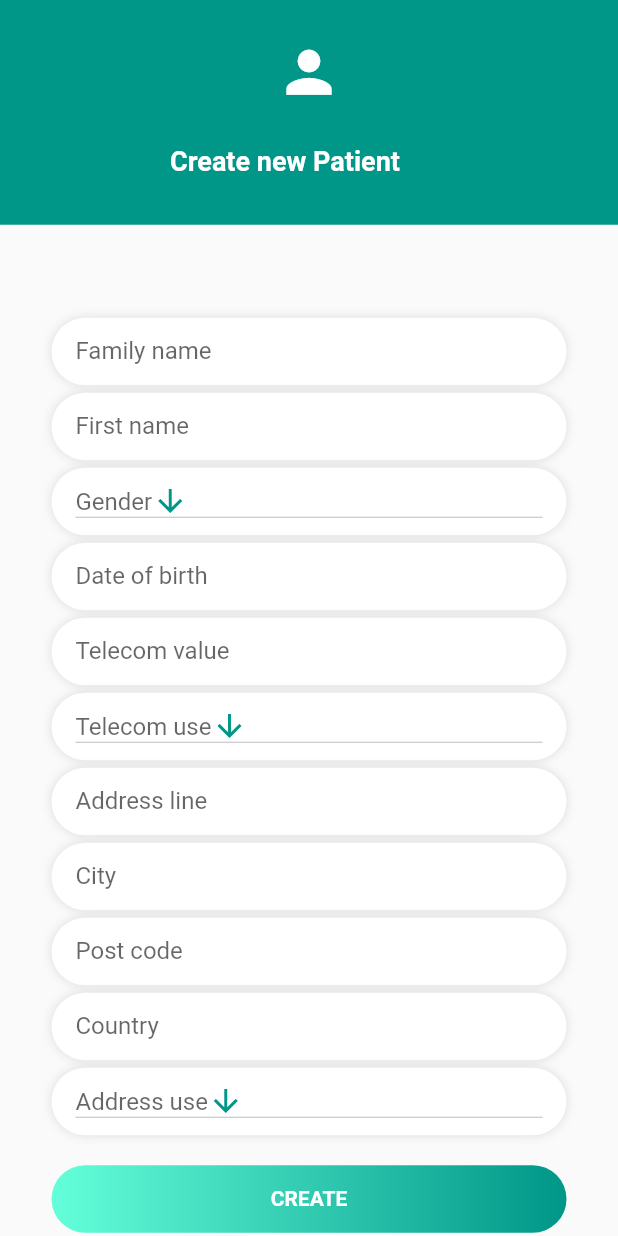
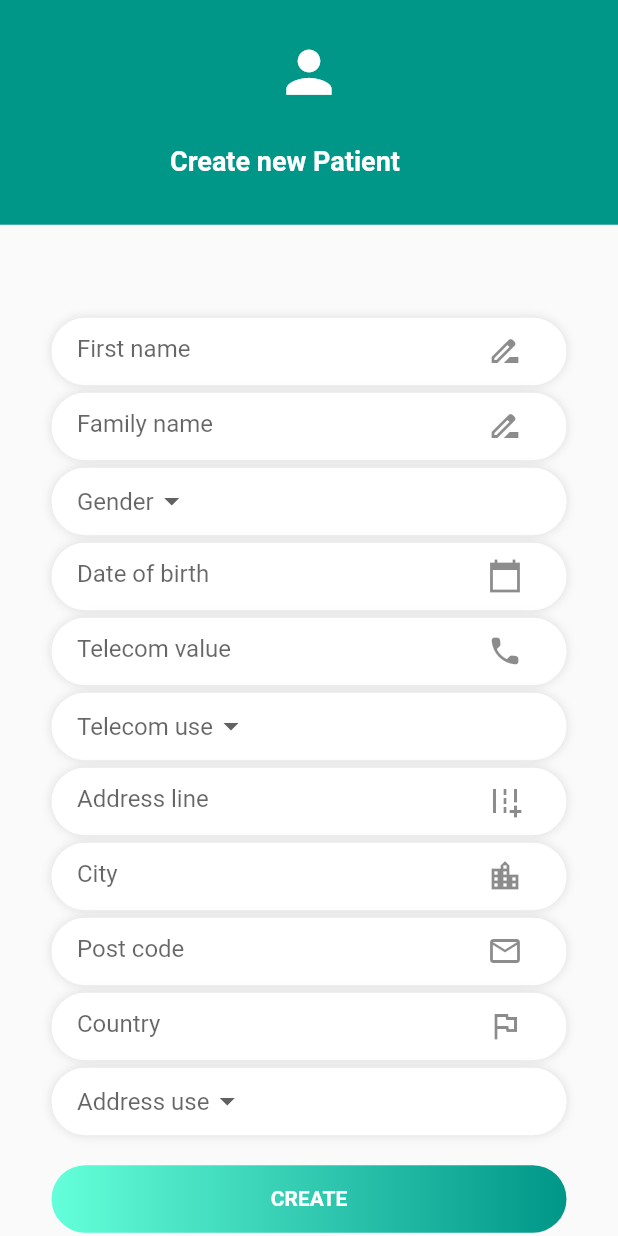
Before and after one commit to emanuelemusto/flutter_webApp, a Flutter app: the SignupPage screen opened directly, on a phone screen of 412 x 824 dp. Run offline on Flutter 3.47's test engine with Material 2 defaults, Android fonts, the phone set to English and light mode, and no system bars; drawn by our look-alikes of datetime_picker_formfield; network calls fail.

Commit message:
add client controll on patient form

```diff
--- a/lib/medicview/createPatient.dart
+++ b/lib/medicview/createPatient.dart
@@ -6,6 +6,8 @@ import 'package:flutter/material.dart';
 import 'package:http/http.dart' as http;
 import 'package:flutter/material.dart';
 import 'package:flutter/services.dart';
+import 'package:intl/intl.dart';
+import 'package:datetime_picker_formfield/datetime_picker_formfield.dart';
 
 export 'createPatient.dart';
 
@@ -27,6 +29,19 @@ class _SignupPageState extends State<SignupPage> {
   TextEditingController postCodeController = TextEditingController();
   TextEditingController countryController = TextEditingController();
   String addressUse;
+
+  final format = DateFormat("dd/MM/yyyy");
+  bool _validate = false;
+  bool _validate2 = false;
+  bool _validate3 = false;
+  bool _validate4 = false;
+  bool _validate5 = false;
+  bool _validate6 = false;
+  bool _validate7 = false;
+  bool _validate8 = false;
+  bool _validate9 = false;
+  bool _validate10 = false;
+  bool _validate11 = false;
 
   Future<http.Response> createPatient() {
     return http.post(
@@ -125,6 +140,40 @@ class _SignupPageState extends State<SignupPage> {
                         top: 4,left: 16, right: 16, bottom: 4
                     ),
                     decoration: BoxDecoration(
+
+                        border: Border.all(color: _validate ? Colors.red : Colors.white),
+                        borderRadius: BorderRadius.all(
+                            Radius.circular(50)
+                        ),
+
+                        color: Colors.white,
+                        boxShadow: [
+                          BoxShadow(
+                              color: Colors.black12,
+                              blurRadius: 5
+                          )
+                        ]
+                    ),
+                    child: TextField(
+                      controller: firstnameController,
+                      decoration: InputDecoration(
+                        suffixIcon: Icon(Icons.drive_file_rename_outline),
+                        border: InputBorder.none,
+                        hintText: 'First name',
+                      ),
+                    ),
+                  ),
+                  SizedBox(
+                    height: 5,
+                  ),
+                  Container(
+                    width: MediaQuery.of(context).size.width/1.2,
+                    height: 45,
+                    padding: EdgeInsets.only(
+                        top: 4,left: 16, right: 16, bottom: 4
+                    ),
+                    decoration: BoxDecoration(
+                        border: Border.all(color: _validate2 ? Colors.red : Colors.white),
                         borderRadius: BorderRadius.all(
                             Radius.circular(50)
                         ),
@@ -139,6 +188,7 @@ class _SignupPageState extends State<SignupPage> {
                     child: TextField(
                       controller: familynameController,
                       decoration: InputDecoration(
+                        suffixIcon: Icon(Icons.drive_file_rename_outline),
                         border: InputBorder.none,
                         hintText: 'Family name',
                       ),
@@ -147,35 +197,7 @@ class _SignupPageState extends State<SignupPage> {
                   SizedBox(
                     height: 5,
                   ),
-                  Container(
-                    width: MediaQuery.of(context).size.width/1.2,
-                    height: 45,
-                    padding: EdgeInsets.only(
-                        top: 4,left: 16, right: 16, bottom: 4
-                    ),
-                    decoration: BoxDecoration(
-                        borderRadius: BorderRadius.all(
-                            Radius.circular(50)
-                        ),
-                        color: Colors.white,
-                        boxShadow: [
-                          BoxShadow(
-                              color: Colors.black12,
-                              blurRadius: 5
-                          )
-                        ]
-                    ),
-                    child: TextField(
-                      controller: firstnameController,
-                      decoration: InputDecoration(
-                        border: InputBorder.none,
-                        hintText: 'First name',
-                      ),
-                    ),
-                  ),
-                  SizedBox(
-                    height: 5,
-                  ),
+
 
                   Container(
                     width: MediaQuery.of(context).size.width/1.2,
@@ -184,6 +206,7 @@ class _SignupPageState extends State<SignupPage> {
                         top: 4,left: 16, right: 16, bottom: 4
                     ),
                     decoration: BoxDecoration(
+                        border: Border.all(color: _validate3 ? Colors.red : Colors.white),
                         borderRadius: BorderRadius.all(
                             Radius.circular(50)
                         ),
@@ -196,14 +219,20 @@ class _SignupPageState extends State<SignupPage> {
                         ]
                     ),
                     child: DropdownButton<String>(
-                      hint:  Text("Gender"),
+                      hint: Text("Gender"),
+
+                      underline: Container(
+                        height: 0,
+                        color: Colors.tealAccent,
+
+                      ),
                       value: gender,
-                      icon: Align(
+                      /*icon: Align(
                           alignment: Alignment.centerRight,
                           child: Icon(Icons.arrow_downward,
                               size: 24,
-                              color: Colors.teal)),
-
+                              color: Colors.teal)
+                      ),*/
                       onChanged: (String newValue) {
                         setState(() {
                           gender = newValue;
@@ -228,7 +257,9 @@ class _SignupPageState extends State<SignupPage> {
                     padding: EdgeInsets.only(
                         top: 4,left: 16, right: 16, bottom: 4
                     ),
+
                     decoration: BoxDecoration(
+                        border: Border.all(color: _validate4 ? Colors.red : Colors.white),
                         borderRadius: BorderRadius.all(
                             Radius.circular(50)
                         ),
@@ -240,12 +271,24 @@ class _SignupPageState extends State<SignupPage> {
                           )
                         ]
                     ),
-                    child: TextField(
+                    child: DateTimeField(
+                      format: format,
                       controller: dateController,
                       decoration: InputDecoration(
                         border: InputBorder.none,
                         hintText: 'Date of birth',
+                        suffixIcon: Icon(Icons.calendar_today_sharp,
+                                size: 24,
+                        ),
                       ),
+
+                      onShowPicker: (context, currentValue) {
+                        return showDatePicker(
+                            context: context,
+                            firstDate: DateTime(1900),
+                            initialDate: currentValue ?? DateTime.now(),
+                            lastDate: DateTime(2100));
+                      },
                     ),
                   ),
                   SizedBox(
@@ -259,6 +302,7 @@ class _SignupPageState extends State<SignupPage> {
                         top: 4,left: 16, right: 16, bottom: 4
                     ),
                     decoration: BoxDecoration(
+                        border: Border.all(color: _validate5 ? Colors.red : Colors.white),
                         borderRadius: BorderRadius.all(
                             Radius.circular(50)
                         ),
@@ -275,6 +319,7 @@ class _SignupPageState extends State<SignupPage> {
                       decoration: InputDecoration(
                         border: InputBorder.none,
                         hintText: 'Telecom value',
+                        suffixIcon: Icon(Icons.phone_rounded),
                       ),
                     ),
                   ),
@@ -288,6 +333,7 @@ class _SignupPageState extends State<SignupPage> {
                         top: 4,left: 16, right: 16, bottom: 4
                     ),
                     decoration: BoxDecoration(
+                        border: Border.all(color: _validate6 ? Colors.red : Colors.white),
                         borderRadius: BorderRadius.all(
                             Radius.circular(50)
                         ),
@@ -302,12 +348,10 @@ class _SignupPageState extends State<SignupPage> {
                     child: DropdownButton<String>(
                       hint:  Text("Telecom use"),
                       value: telecomUse,
-                      icon: Align(
-                          alignment: Alignment.centerRight,
-                          child: Icon(Icons.arrow_downward,
-                              size: 24,
-                              color: Colors.teal)),
-
+                      underline: Container(
+                        height: 0,
+                        color: Colors.tealAccent,
+                      ),
                       onChanged: (String newValue) {
                         setState(() {
                           telecomUse = newValue;
@@ -332,6 +376,7 @@ class _SignupPageState extends State<SignupPage> {
                         top: 4,left: 16, right: 16, bottom: 4
                     ),
                     decoration: BoxDecoration(
+                        border: Border.all(color: _validate7 ? Colors.red : Colors.white),
                         borderRadius: BorderRadius.all(
                             Radius.circular(50)
                         ),
@@ -348,6 +393,7 @@ class _SignupPageState extends State<SignupPage> {
                       decoration: InputDecoration(
                         border: InputBorder.none,
                         hintText: 'Address line',
+                        suffixIcon: Icon(Icons.add_road),
                       ),
                     ),
                   ),
@@ -361,6 +407,7 @@ class _SignupPageState extends State<SignupPage> {
                         top: 4,left: 16, right: 16, bottom: 4
                     ),
                     decoration: BoxDecoration(
+                        border: Border.all(color: _validate8 ? Colors.red : Colors.white),
                         borderRadius: BorderRadius.all(
                             Radius.circular(50)
                         ),
@@ -377,6 +424,7 @@ class _SignupPageState extends State<SignupPage> {
                       decoration: InputDecoration(
                         border: InputBorder.none,
                         hintText: 'City',
+                        suffixIcon: Icon(Icons.location_city_sharp)
                       ),
                     ),
                   ),
@@ -390,6 +438,7 @@ class _SignupPageState extends State<SignupPage> {
                         top: 4,left: 16, right: 16, bottom: 4
                     ),
                     decoration: BoxDecoration(
+                        border: Border.all(color: _validate9 ? Colors.red : Colors.white),
                         borderRadius: BorderRadius.all(
                             Radius.circular(50)
                         ),
@@ -406,6 +455,7 @@ class _SignupPageState extends State<SignupPage> {
                       decoration: InputDecoration(
                         border: InputBorder.none,
                         hintText: 'Post code',
+                        suffixIcon: Icon(Icons.local_post_office_outlined)
                       ),
                     ),
                   ),
@@ -419,6 +469,7 @@ class _SignupPageState extends State<SignupPage> {
                         top: 4,left: 16, right: 16, bottom: 4
                     ),
                     decoration: BoxDecoration(
+                        border: Border.all(color: _validate10 ? Colors.red : Colors.white),
                         borderRadius: BorderRadius.all(
                             Radius.circular(50)
                         ),
@@ -435,6 +486,7 @@ class _SignupPageState extends State<SignupPage> {
                       decoration: InputDecoration(
                         border: InputBorder.none,
                         hintText: 'Country',
+                        suffixIcon: Icon(Icons.flag_outlined)
                       ),
                     ),
                   ),
@@ -448,6 +500,7 @@ class _SignupPageState extends State<SignupPage> {
                         top: 4,left: 16, right: 16, bottom: 4
                     ),
                     decoration: BoxDecoration(
+                        border: Border.all(color: _validate11 ? Colors.red : Colors.white),
                         borderRadius: BorderRadius.all(
                             Radius.circular(50)
                         ),
@@ -462,11 +515,10 @@ class _SignupPageState extends State<SignupPage> {
                     child: DropdownButton<String>(
                       hint:  Text("Address use"),
                       value: addressUse,
-                      icon: Align(
-                          alignment: Alignment.centerRight,
-                          child: Icon(Icons.arrow_downward,
-                              size: 24,
-                              color: Colors.teal)),
+                      underline: Container(
+                        height: 0,
+                        color: Colors.tealAccent,
+                      ),
 
                       onChanged: (String newValue) {
                         setState(() {
@@ -489,7 +541,67 @@ class _SignupPageState extends State<SignupPage> {
 
                   InkWell(
                     onTap: (){
-                      this.createPatient();
+                      setState(() {
+                        firstnameController.text.isEmpty ? _validate = true : _validate = false;
+                        familynameController.text.isEmpty ? _validate2 = true : _validate = false;
+                        gender == null ? _validate3 = true : _validate = false;
+                        dateController.text.isEmpty ? _validate4 = true : _validate = false;
+                        telecomValueController.text.isEmpty ? _validate5 = true : _validate = false;
+                        telecomUse == null ? _validate6 = true : _validate = false;
+                        addressLineController.text.isEmpty ? _validate7 = true : _validate = false;
+                        cityController.text.isEmpty ? _validate8 = true : _validate = false;
+                        postCodeController.text.isEmpty ? _validate9 = true : _validate = false;
+                        countryController.text.isEmpty ? _validate10 = true : _validate = false;
+                        addressUse == null ? _validate11 = true : _validate = false;
+
+                      });
+
+                      if(_validate & _validate2 & _validate3 & _validate4 & _validate5 & _validate6 & _validate7 & _validate8 & _validate9
+                      & _validate10 & _validate11) {
+                        showDialog(
+                          context: context,
+                          builder: (BuildContext context) {
+                            // return object of type Dialog
+                            return AlertDialog(
+                              title: new Text("Form Error"),
+                              content: new Text("All fields must be completed"),
+                              actions: <Widget>[
+                                // usually buttons at the bottom of the dialog
+                                new FlatButton(
+                                  child: new Text("Close"),
+                                  onPressed: () {
+                                    Navigator.of(context).pop();
+                                  },
+                                ),
+                              ],
+                            );
+                          },
+                        );
+                      } else {
+                        showDialog(
+                          context: context,
+                          builder: (BuildContext context) {
+                            // return object of type Dialog
+                            return AlertDialog(
+                              title: new Text("Form Success"),
+                              content: new Text("New patient created successfully"),
+                              actions: <Widget>[
+                                // usually buttons at the bottom of the dialog
+                                new FlatButton(
+                                  child: new Text("Close"),
+                                  onPressed: () {
+                                    Navigator.of(context).pop();
+                                  },
+                                ),
+                              ],
+                            );
+                          },
+                        );
+
+                        this.createPatient();
+
+                      }
+
                     },
                     child: Container(
                       height: 45,
--- a/pubspec.yaml
+++ b/pubspec.yaml
@@ -30,6 +30,7 @@ dependencies:
   cupertino_icons: ^1.0.1
 
   http: any
+  datetime_picker_formfield: ^1.0.0
 
 dev_dependencies:
   flutter_test:
```
Also changed, not shown: pubspec.lock.
